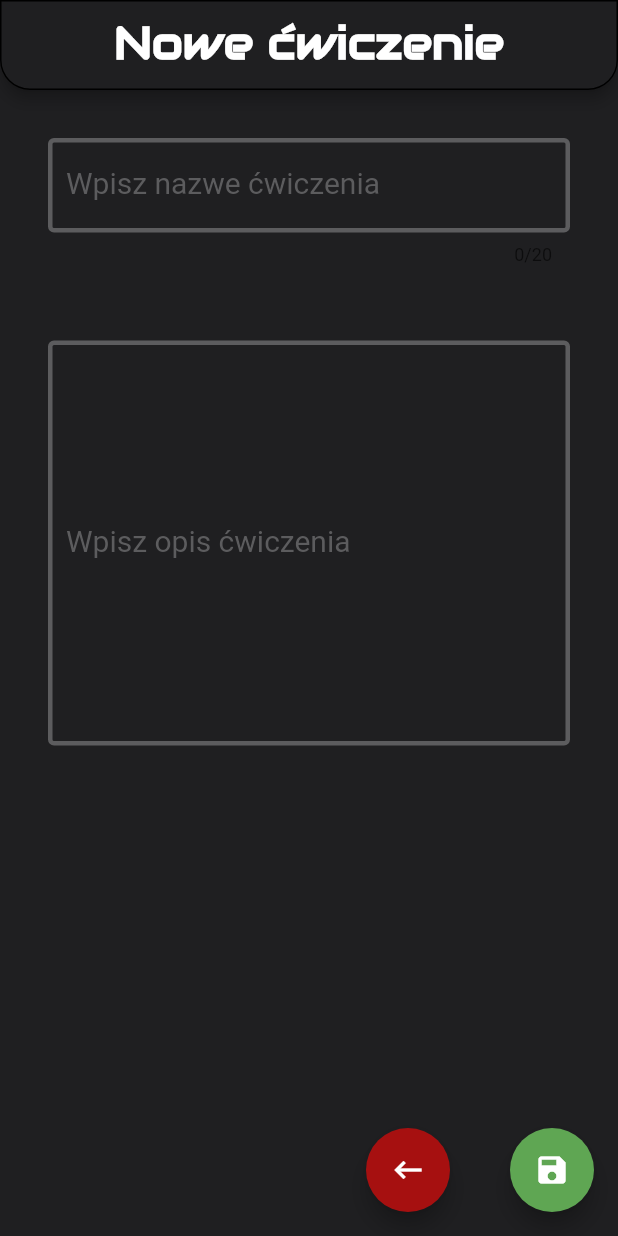
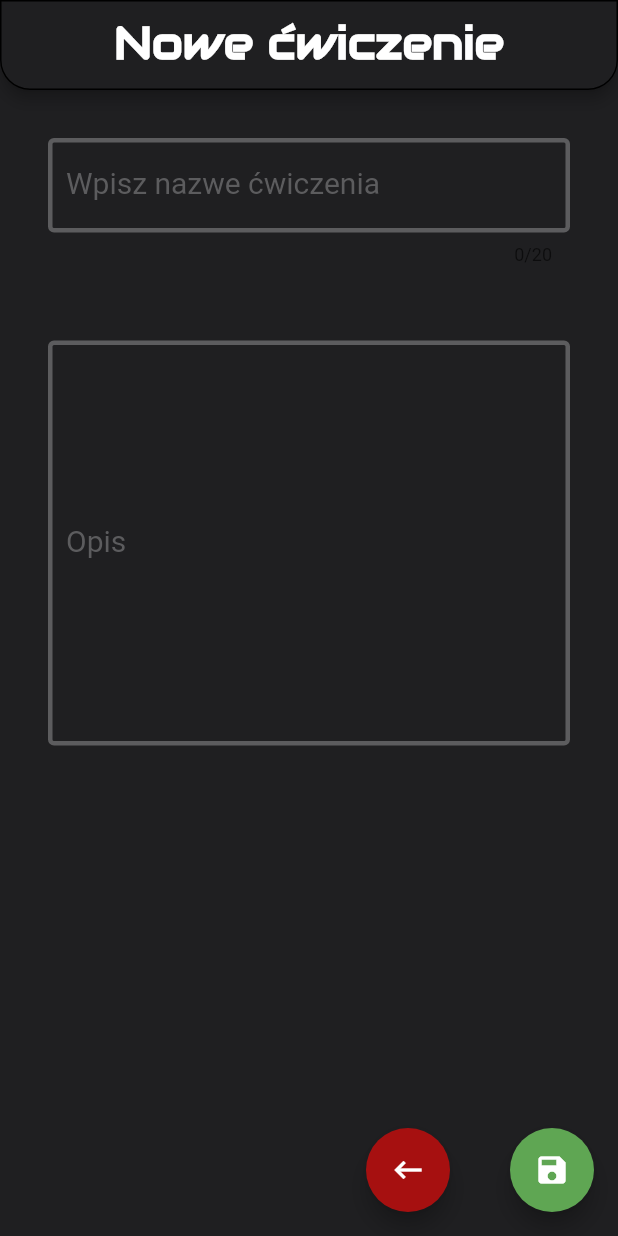
Before and after one commit to Meleciusz/Shaptif, a Flutter app: the NewExercise screen opened directly, on a phone screen of 412 x 824 dp. Run offline on Flutter 3.47's test engine with Material 2 defaults, Android fonts, the phone set to English and light mode, and no system bars; our stand-ins replace sqflite; accounts and stored records are empty.

```diff
--- a/shaptif/lib/NewExercise.dart
+++ b/shaptif/lib/NewExercise.dart
@@ -76,7 +76,7 @@ class NewExerciseViewState extends State<NewExercise> {
                   TextField(
                     style: TextStyle(color: Colors.white, fontSize: 20),
                     decoration: InputDecoration(
-                        labelText: 'Wpisz opis ćwiczenia',
+                        labelText: 'Opis',
                         labelStyle: TextStyle(color: Color.fromARGB(255, 92, 92, 94)),
                         enabledBorder: OutlineInputBorder(
                           //borderRadius: BorderRadius.circular(16),
```
